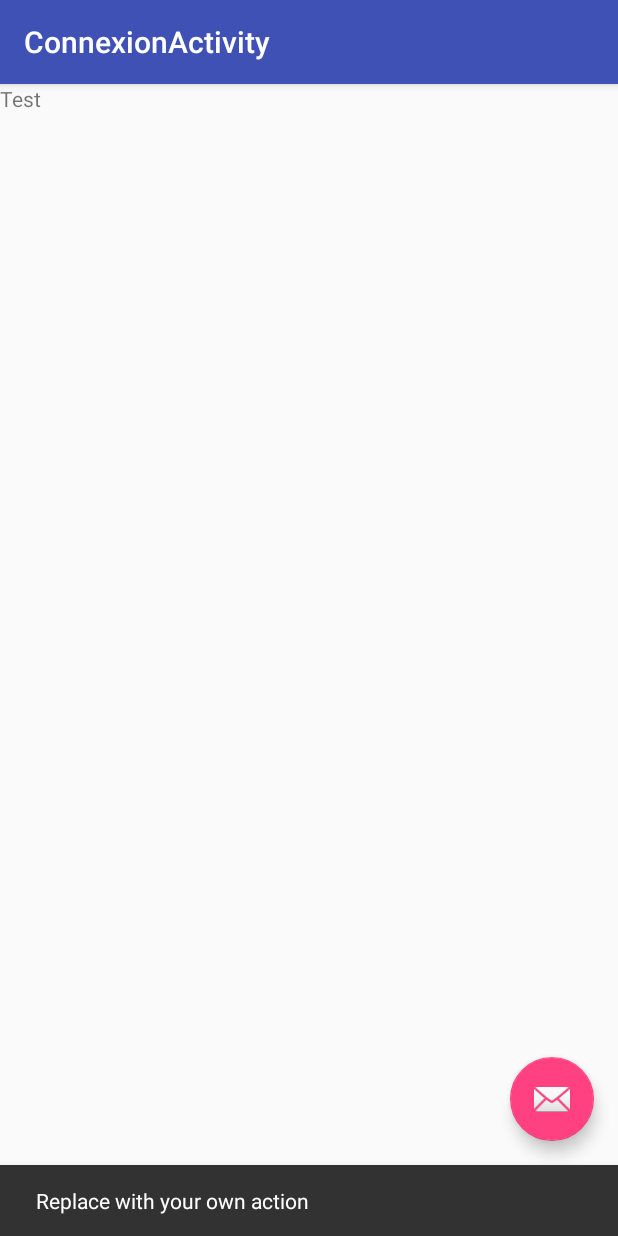
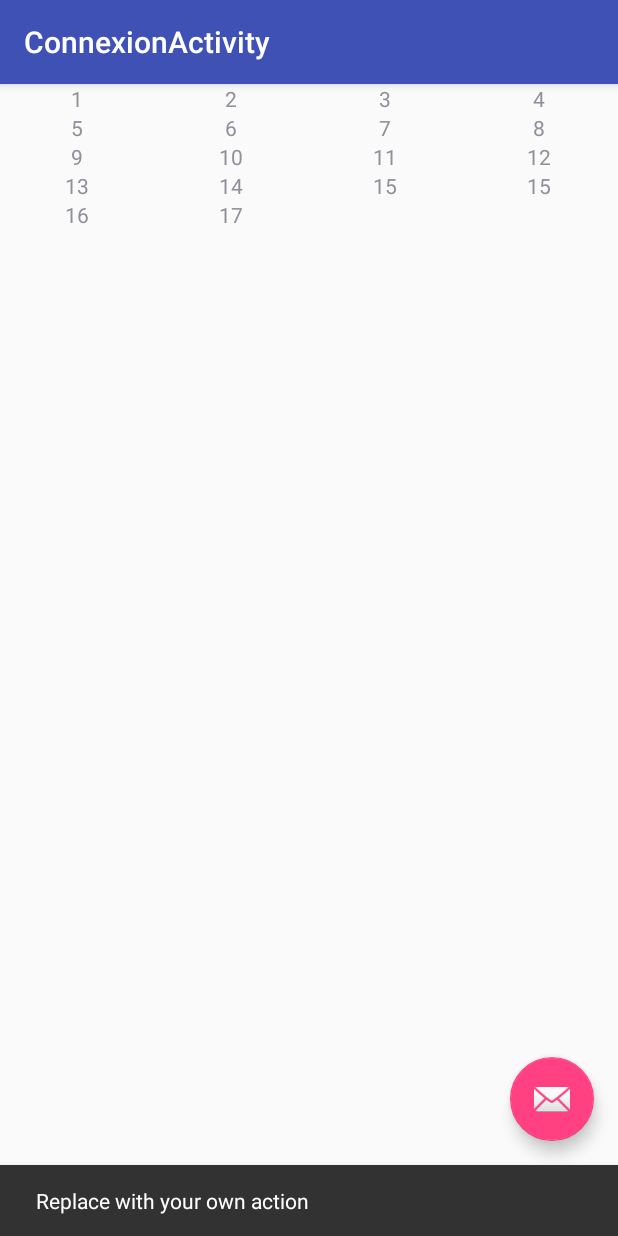
Before and after one commit to Piib/Syntheses, an Android app: the screen it shows after launch (ConnexionActivity), after a tap on an icon or button, on a phone screen of 412 x 824 dp. Run offline under Robolectric (Android 15) with nearby library versions, the phone set to English and light mode, and no system bars.

Commit message:
16/11/17 - initial grid

```diff
--- a/SynthesesApp/app/src/main/AndroidManifest.xml
+++ b/SynthesesApp/app/src/main/AndroidManifest.xml
@@ -6,6 +6,7 @@
     <uses-permission android:name="android.permission.GET_ACCOUNTS" />
     <uses-permission android:name="android.permission.READ_PROFILE" />
     <uses-permission android:name="android.permission.READ_CONTACTS" />
+    <uses-permission android:name="android.permission.INTERNET"/>
 
     <application
         android:allowBackup="true"
@@ -15,7 +16,7 @@
         android:supportsRtl="true"
         android:theme="@style/AppTheme">
         <activity
-            android:name=".ConnexionActivity"
+            android:name=".Activity.ConnexionActivity"
             android:label="@string/title_activity_connexion"
             android:theme="@style/AppTheme.NoActionBar">
             <intent-filter>
--- /dev/null
+++ b/SynthesesApp/app/src/main/java/com/android/group/synthesesapp/Activity/ConnexionActivity.java
@@ -0,0 +1,170 @@
+package com.android.group.synthesesapp.Activity;
+
+import android.database.DataSetObserver;
+import android.os.Bundle;
+import android.support.design.widget.FloatingActionButton;
+import android.support.design.widget.Snackbar;
+import android.support.v7.app.AlertDialog;
+import android.support.v7.app.AppCompatActivity;
+import android.support.v7.widget.Toolbar;
+import android.view.View;
+import android.view.ViewGroup;
+import android.widget.AdapterView;
+import android.widget.ArrayAdapter;
+import android.widget.GridView;
+import android.widget.ListAdapter;
+import android.widget.TextView;
+
+import com.android.group.synthesesapp.Adapater.UserAdapter;
+import com.android.group.synthesesapp.Modele.User;
+import com.android.group.synthesesapp.Tool.BackgroundTask;
+import com.android.group.synthesesapp.R;
+
+import java.util.ArrayList;
+
+
+public class ConnexionActivity extends AppCompatActivity {
+
+    public UserAdapter userAdapter;
+
+    @Override
+    protected void onCreate(Bundle savedInstanceState) {
+        super.onCreate(savedInstanceState);
+        setContentView(R.layout.activity_connexion);
+        Toolbar toolbar = (Toolbar) findViewById(R.id.toolbar);
+        setSupportActionBar(toolbar);
+
+        ArrayList<User> users= new ArrayList<>();
+        users.add(new User("1"));
+        users.add(new User("2"));
+        users.add(new User("3"));
+        users.add(new User("4"));
+        users.add(new User("5"));
+        users.add(new User("6"));
+        users.add(new User("7"));
+        users.add(new User("8"));
+        users.add(new User("9"));
+        users.add(new User("10"));
+        users.add(new User("11"));
+        users.add(new User("12"));
+        users.add(new User("13"));
+        users.add(new User("14"));
+        users.add(new User("15"));
+        users.add(new User("15"));
+        users.add(new User("16"));
+        users.add(new User("17"));
+
+        userAdapter = new UserAdapter(getApplicationContext(), users);
+
+        GridView gridUser = (GridView) findViewById(R.id.gridUser);
+
+        gridUser.setAdapter(userAdapter);
+
+        gridUser.setOnItemClickListener(new AdapterView.OnItemClickListener() {
+            @Override
+            public void onItemClick(AdapterView<?> parent, View view, int position, long id) {
+                AlertDialog.Builder builder = new AlertDialog.Builder(ConnexionActivity.this);
+                builder.setTitle("Symbole");
+                GridView gridSymbole = new GridView(ConnexionActivity.this);
+                final ArrayList<View> listInt = new ArrayList<View>();
+                for (int i=0; i<10; i++) {
+                    TextView tv = new TextView(ConnexionActivity.this);
+                    tv.setText(String.valueOf(i));
+                    listInt.add(tv);
+                }
+                ListAdapter lAdpater = new ListAdapter() {
+                    @Override
+                    public boolean areAllItemsEnabled() {
+                        return false;
+                    }
+
+                    @Override
+                    public boolean isEnabled(int position) {
+                        return false;
+                    }
+
+                    @Override
+                    public void registerDataSetObserver(DataSetObserver observer) {
+
+                    }
+
+                    @Override
+                    public void unregisterDataSetObserver(DataSetObserver observer) {
+
+                    }
+
+                    @Override
+                    public int getCount() {
+                        return 0;
+                    }
+
+                    @Override
+                    public Object getItem(int position) {
+                        return listInt.get(position);
+                    }
+
+                    @Override
+                    public long getItemId(int position) {
+                        return 0;
+                    }
+
+                    @Override
+                    public boolean hasStableIds() {
+                        return false;
+                    }
+
+                    @Override
+                    public View getView(int position, View convertView, ViewGroup parent) {
+                        return listInt.get(position);
+                    }
+
+                    @Override
+                    public int getItemViewType(int position) {
+                        return 0;
+                    }
+
+                    @Override
+                    public int getViewTypeCount() {
+                        return listInt.size();
+                    }
+
+                    @Override
+                    public boolean isEmpty() {
+                        return false;
+                    }
+                };
+                gridSymbole.setNumColumns(3);
+                gridSymbole.setAdapter(lAdpater);
+                builder.setView(gridSymbole);
+                builder.show();
+            }
+        });
+
+
+
+
+
+
+
+
+        FloatingActionButton fab = (FloatingActionButton) findViewById(R.id.fab);
+        fab.setOnClickListener(new View.OnClickListener() {
+            @Override
+            public void onClick(View view) {
+                Snackbar.make(view, "Replace with your own action", Snackbar.LENGTH_LONG)
+                        .setAction("Action", null).show();
+                appelServeur();
+
+            }
+        });
+    }
+
+    public void appelServeur(){
+        BackgroundTask bgTask = new BackgroundTask();
+        String [] param = new String[1];
+        param[0]="ole";
+        bgTask.execute("http://artshared.fr/andev1/base_ws.php");
+    }
+
+
+}
--- /dev/null
+++ b/SynthesesApp/app/src/main/java/com/android/group/synthesesapp/Adapater/UserAdapter.java
@@ -0,0 +1,45 @@
+package com.android.group.synthesesapp.Adapater;
+
+import android.content.Context;
+import android.support.annotation.LayoutRes;
+import android.support.annotation.NonNull;
+import android.view.LayoutInflater;
+import android.view.View;
+import android.view.ViewGroup;
+import android.widget.ArrayAdapter;
+import android.widget.ImageView;
+import android.widget.TextView;
+
+import com.android.group.synthesesapp.Modele.User;
+import com.android.group.synthesesapp.R;
+
+import java.util.ArrayList;
+import java.util.List;
+
+/**
+ * Created by geoffrey on 16/11/17.
+ */
+
+public class UserAdapter extends ArrayAdapter<User> {
+
+    public UserAdapter(Context context, ArrayList<User> listBuilding) {
+        super(context, 0, listBuilding);
+
+    }
+
+    @Override
+    public View getView(int position, View convertView, ViewGroup parent) {
+
+        if (convertView == null){
+            final LayoutInflater layoutInflater = LayoutInflater.from(getContext());
+            convertView = layoutInflater.inflate(R.layout.user, null);
+        }
+
+        final User u = getItem(position);
+
+        final TextView uNom = convertView.findViewById(R.id.nomUser);
+        uNom.setText(u.getsNom());
+
+        return convertView;
+    }
+}
--- a/SynthesesApp/app/src/main/java/com/android/group/synthesesapp/ConnexionActivity.java
+++ /dev/null
@@ -1,29 +0,0 @@
-package com.android.group.synthesesapp;
-
-import android.os.Bundle;
-import android.support.design.widget.FloatingActionButton;
-import android.support.design.widget.Snackbar;
-import android.support.v7.app.AppCompatActivity;
-import android.support.v7.widget.Toolbar;
-import android.view.View;
-
-public class ConnexionActivity extends AppCompatActivity {
-
-    @Override
-    protected void onCreate(Bundle savedInstanceState) {
-        super.onCreate(savedInstanceState);
-        setContentView(R.layout.activity_connexion);
-        Toolbar toolbar = (Toolbar) findViewById(R.id.toolbar);
-        setSupportActionBar(toolbar);
-
-        FloatingActionButton fab = (FloatingActionButton) findViewById(R.id.fab);
-        fab.setOnClickListener(new View.OnClickListener() {
-            @Override
-            public void onClick(View view) {
-                Snackbar.make(view, "Replace with your own action", Snackbar.LENGTH_LONG)
-                        .setAction("Action", null).show();
-            }
-        });
-    }
-
-}
--- /dev/null
+++ b/SynthesesApp/app/src/main/java/com/android/group/synthesesapp/Modele/User.java
@@ -0,0 +1,22 @@
+package com.android.group.synthesesapp.Modele;
+
+/**
+ * Created by geoffrey on 16/11/17.
+ */
+
+public class User {
+
+    protected String sNom;
+
+    public User(String sNom) {
+        this.sNom=sNom;
+    }
+
+    public String getsNom() {
+        return sNom;
+    }
+
+    public void setsNom(String sNom) {
+        this.sNom = sNom;
+    }
+}
--- /dev/null
+++ b/SynthesesApp/app/src/main/java/com/android/group/synthesesapp/Tool/BackgroundTask.java
@@ -0,0 +1,60 @@
+package com.android.group.synthesesapp.Tool;
+
+import android.os.AsyncTask;
+import android.util.Log;
+
+import org.json.JSONArray;
+import org.json.JSONException;
+import org.json.JSONObject;
+
+import java.io.BufferedReader;
+import java.io.IOException;
+import java.io.InputStreamReader;
+import java.net.HttpURLConnection;
+import java.net.MalformedURLException;
+import java.net.URL;
+
+
+/**
+ * Created by geoffrey on 09/11/17.
+ */
+
+public class BackgroundTask extends AsyncTask<String, Void, String> {
+
+    protected void onPreExecute() {
+    }
+
+    protected String doInBackground(String... arg0) {
+
+        try {
+
+            URL url = new URL(arg0[0]);
+
+            HttpURLConnection httpURLConnection;
+            httpURLConnection = (HttpURLConnection) url.openConnection();
+            StringBuilder builder = new StringBuilder();
+            BufferedReader br = new BufferedReader(new InputStreamReader((httpURLConnection.getInputStream())));
+            String output;
+            while ((output = br.readLine()) != null) {
+                builder.append(output);
+                builder.append("\n");
+            }
+            JSONObject jsonObj = new JSONObject(builder.toString());
+            Log.e("json", jsonObj.toString());
+            Log.e("jsonTemp", jsonObj.getString("temp"));
+            JSONArray jsonObj2 = new JSONArray(jsonObj.getString("temp"));
+            Log.e("jsonTab(0)", jsonObj2.get(0).toString());
+            JSONObject jsonObj3 = new JSONObject(jsonObj2.get(0).toString());
+            Log.e("jsonError", jsonObj3.getString("error"));
+
+
+        } catch (MalformedURLException e) {
+            e.printStackTrace();
+        } catch (IOException e) {
+            e.printStackTrace();
+        } catch (JSONException e) {
+            e.printStackTrace();
+        }
+        return "ok";
+    }
+}
--- a/SynthesesApp/app/src/main/res/layout/activity_connexion.xml
+++ b/SynthesesApp/app/src/main/res/layout/activity_connexion.xml
@@ -4,7 +4,7 @@
     xmlns:tools="http://schemas.android.com/tools"
     android:layout_width="match_parent"
     android:layout_height="match_parent"
-    tools:context="com.android.group.synthesesapp.ConnexionActivity">
+    tools:context="com.android.group.synthesesapp.Activity.ConnexionActivity">
 
     <android.support.design.widget.AppBarLayout
         android:layout_width="match_parent"
@@ -20,8 +20,7 @@
 
     </android.support.design.widget.AppBarLayout>
 
-    <include layout="@layout/content_connexion"
-        android:id="@+id/include" />
+
 
     <android.support.design.widget.FloatingActionButton
         android:id="@+id/fab"
@@ -31,10 +30,20 @@
         android:layout_margin="@dimen/fab_margin"
         app:srcCompat="@android:drawable/ic_dialog_email" />
 
-    <TextView
-        android:id="@+id/textView"
-        android:layout_width="wrap_content"
-        android:layout_height="0dp"
-        android:text="TextView" />
+    <RelativeLayout
+        android:layout_width="match_parent"
+        android:layout_height="match_parent"
+        android:layout_marginTop="?attr/actionBarSize"
+        >
+
+        <GridView
+            android:id="@+id/gridUser"
+            android:layout_width="match_parent"
+            android:layout_height="match_parent"
+            android:numColumns="4"
+            />
+
+    </RelativeLayout>
+
 
 </android.support.design.widget.CoordinatorLayout>
--- a/SynthesesApp/app/src/main/res/layout/content_connexion.xml
+++ b/SynthesesApp/app/src/main/res/layout/content_connexion.xml
@@ -5,14 +5,12 @@
     android:layout_width="match_parent"
     android:layout_height="match_parent"
     app:layout_behavior="@string/appbar_scrolling_view_behavior"
-    tools:context="com.android.group.synthesesapp.ConnexionActivity"
+    tools:context="com.android.group.synthesesapp.Activity.ConnexionActivity"
     tools:showIn="@layout/activity_connexion">
 
-    <TextView
-        android:id="@+id/textView2"
-        android:layout_width="wrap_content"
-        android:layout_height="wrap_content"
-        android:text="Test"
-        tools:layout_editor_absoluteX="140dp"
-        tools:layout_editor_absoluteY="210dp" />
+    <GridView
+        android:layout_width="368dp"
+        android:layout_height="495dp"
+        tools:layout_editor_absoluteX="8dp"
+        tools:layout_editor_absoluteY="8dp" />
 </android.support.constraint.ConstraintLayout>
--- /dev/null
+++ b/SynthesesApp/app/src/main/res/layout/user.xml
@@ -0,0 +1,13 @@
+<?xml version="1.0" encoding="utf-8"?>
+<RelativeLayout xmlns:android="http://schemas.android.com/apk/res/android"
+    android:layout_width="fill_parent"
+    android:layout_height="fill_parent">
+
+    <TextView
+        android:id="@+id/nomUser"
+        android:layout_width="wrap_content"
+        android:layout_height="wrap_content"
+        android:layout_centerHorizontal="true"
+        android:layout_centerVertical="true"
+        android:text="TextView" />
+</RelativeLayout>
```
